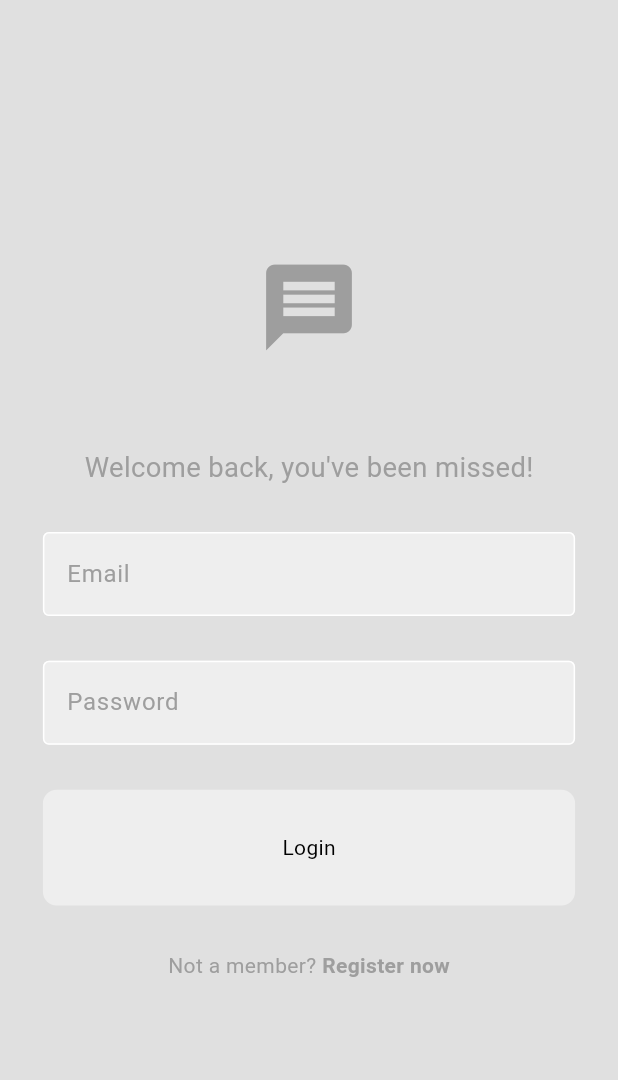
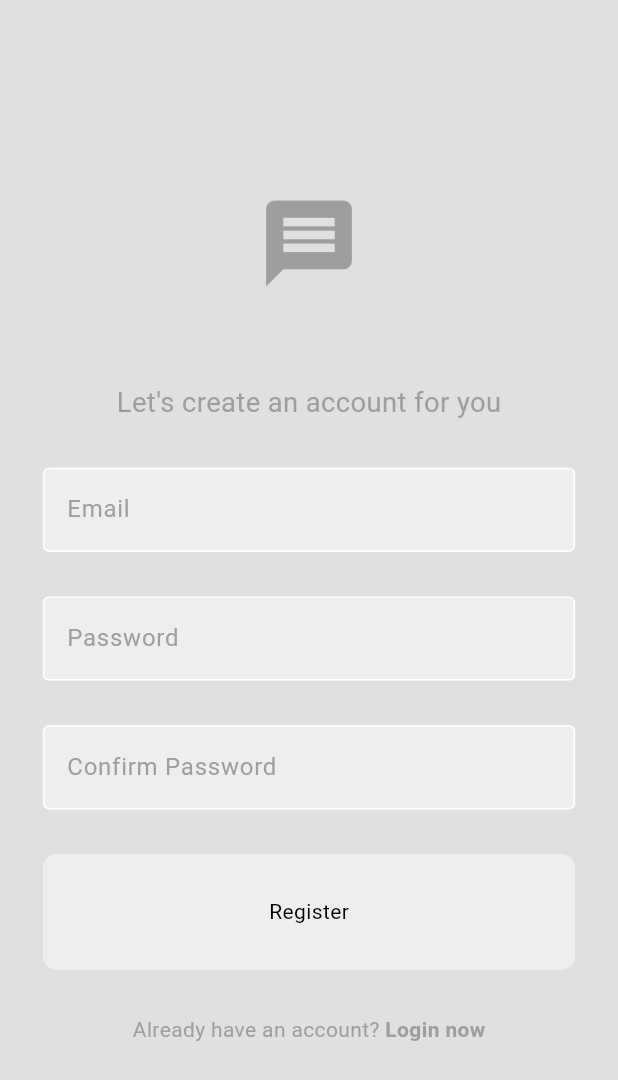
Before and after one commit to Sanjay-2001/flutter_firebase_chat_app, a Flutter app: the screen it shows after launch, on a phone screen of 412 x 824 dp. Shown: the top 1080 px of the screen. Run offline on Flutter 3.47's test engine with Material 3 defaults, Android fonts, the phone set to English and light mode, and no system bars; our stand-ins replace flutter_screenutil.

Commit message:
DEV: register page

```diff
--- a/lib/main.dart
+++ b/lib/main.dart
@@ -19,7 +19,7 @@ class MainApp extends StatelessWidget {
       builder: (_, child) {
         return MaterialApp(
           debugShowCheckedModeBanner: false,
-          home: LoginPage(),
+          home: RegisterPage(),
           theme: lightMode,
         );
       },
--- a/lib/pages/register_page.dart
+++ b/lib/pages/register_page.dart
@@ -0,0 +1,73 @@
+import 'package:flutter/material.dart';
+import 'package:firebase_chat_app/components/components.dart';
+import 'package:flutter_screenutil/flutter_screenutil.dart';
+
+class RegisterPage extends StatefulWidget {
+  const RegisterPage({super.key});
+
+  @override
+  State<RegisterPage> createState() => _RegisterPageState();
+}
+
+class _RegisterPageState extends State<RegisterPage> {
+  final TextEditingController _emailController = TextEditingController();
+  final TextEditingController _passwordController = TextEditingController();
+  final TextEditingController _confirmPasswordController =
+      TextEditingController();
+
+  void register() {}
+
+  @override
+  Widget build(BuildContext context) {
+    ColorScheme colorScheme = Theme.of(context).colorScheme;
+    return Scaffold(
+      backgroundColor: colorScheme.background,
+      body: Center(
+        child: Column(
+          mainAxisAlignment: MainAxisAlignment.center,
+          children: [
+            Icon(Icons.message, size: 60.w, color: colorScheme.primary),
+            SizedBox(height: 50.h),
+            Text(
+              "Let's create an account for you",
+              style: TextStyle(color: colorScheme.primary, fontSize: 16.sp),
+            ),
+            SizedBox(height: 25.h),
+            MyTextfield(hintText: 'Email', controller: _emailController),
+            SizedBox(height: 25.h),
+            MyTextfield(
+              hintText: 'Password',
+              controller: _passwordController,
+              obscureText: true,
+            ),
+            SizedBox(height: 25.h),
+            MyTextfield(
+              hintText: 'Confirm Password',
+              controller: _confirmPasswordController,
+              obscureText: true,
+            ),
+            SizedBox(height: 25.h),
+            MyButton(text: 'Register', onTap: register),
+            SizedBox(height: 25.h),
+            Row(
+              mainAxisAlignment: MainAxisAlignment.center,
+              children: [
+                Text(
+                  'Already have an account? ',
+                  style: TextStyle(color: colorScheme.primary),
+                ),
+                Text(
+                  'Login now',
+                  style: TextStyle(
+                    fontWeight: FontWeight.bold,
+                    color: colorScheme.primary,
+                  ),
+                ),
+              ],
+            ),
+          ],
+        ),
+      ),
+    );
+  }
+}
```
